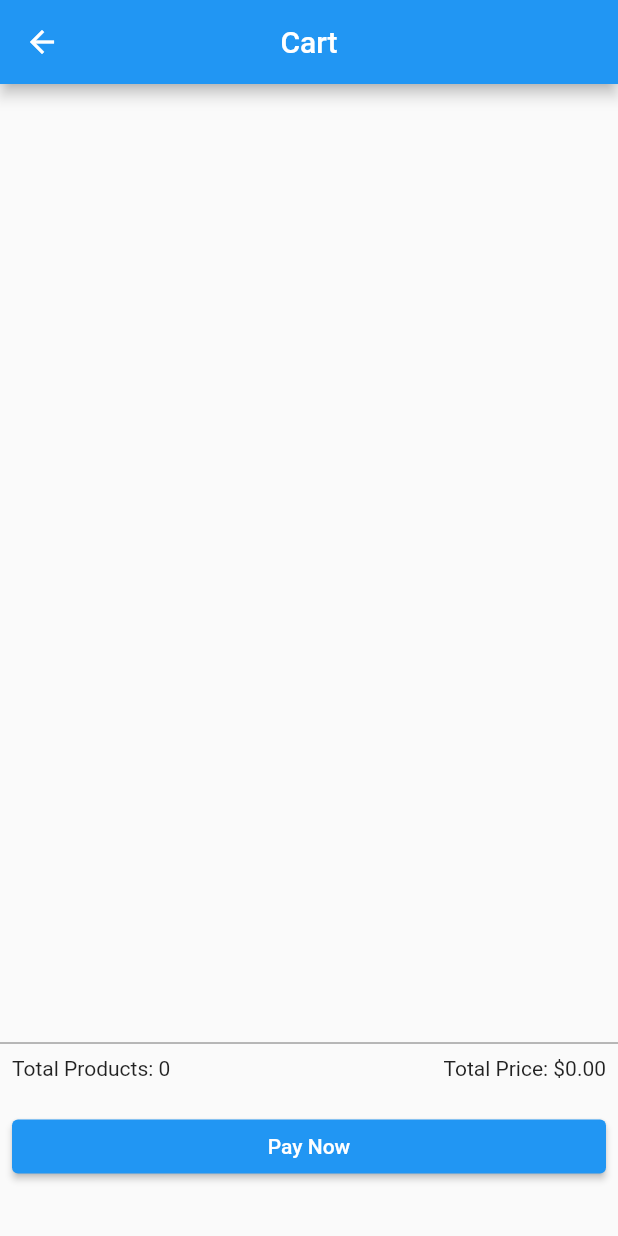
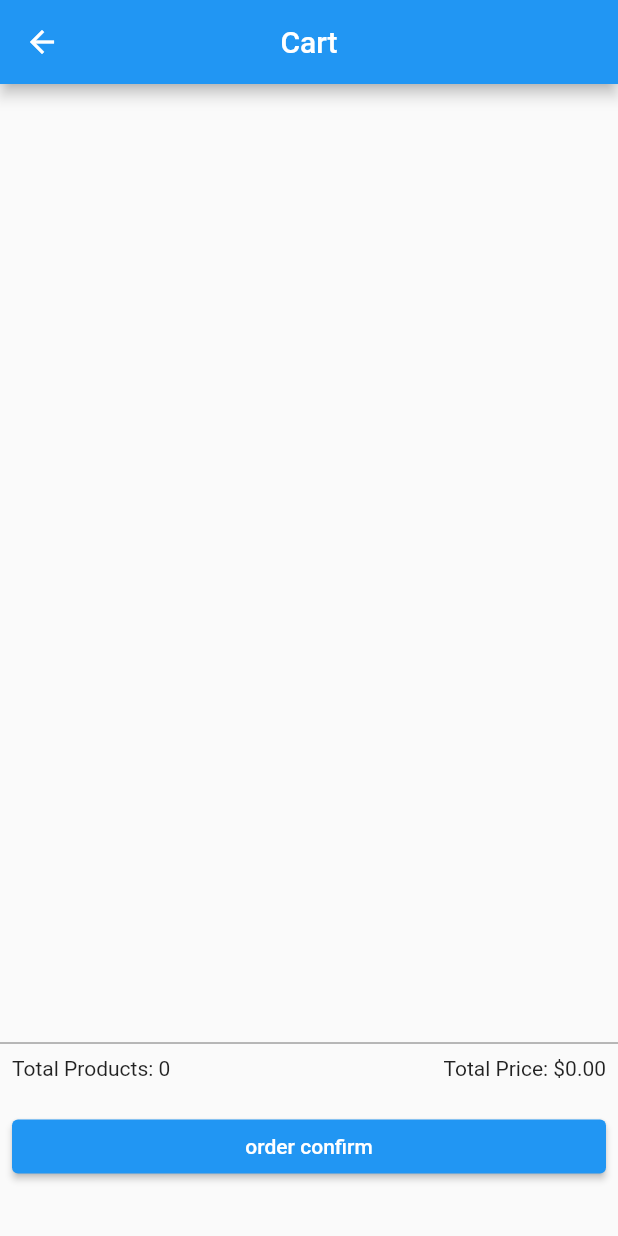
Before and after one commit to mohaimenulmishu/assignment7, a Flutter app: the screen it shows after launch, after a tap on the "shopping cart" icon, on a phone screen of 412 x 824 dp. Run offline on Flutter 3.47's test engine with Material 2 defaults, Android fonts, the phone set to English and light mode, and no system bars.

Commit message:
updated
cart completed

```diff
--- a/assignment7/lib/cart_page.dart
+++ b/assignment7/lib/cart_page.dart
@@ -58,7 +58,7 @@ class CartPage extends StatelessWidget {
                     width: double.infinity,
                     child: ElevatedButton(
                       onPressed: () {},
-                      child: const Text("Pay Now"),
+                      child: const Text("order confirm"),
                     ),
                   ),
                 ],
```
